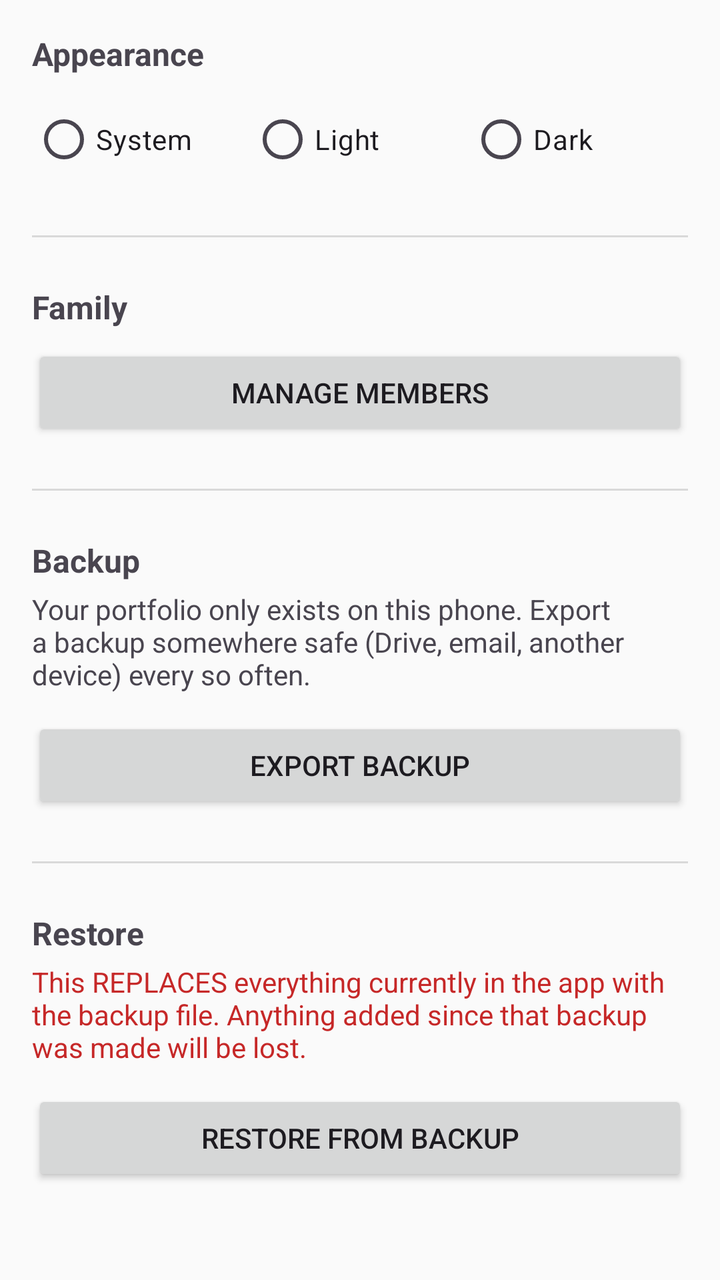
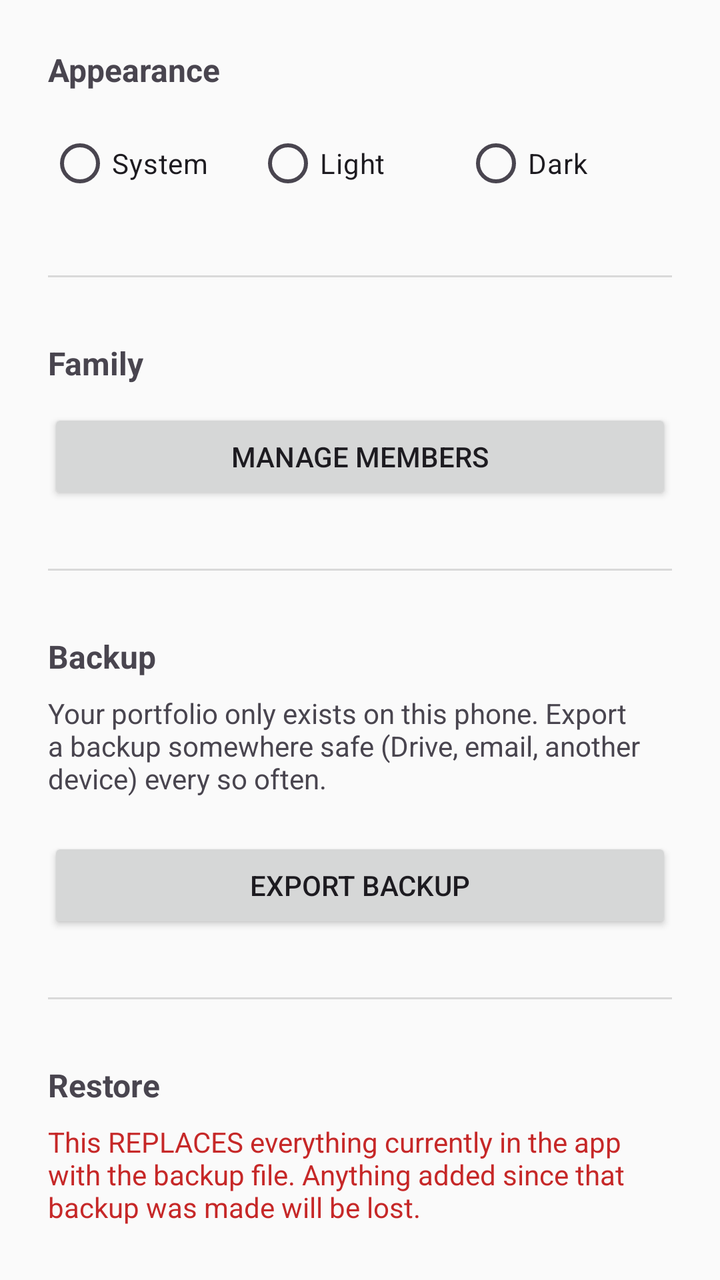

Compare the two renders of this Android layout. The source of the first and the diff that turns it into the second are given below.
<!-- AndroidManifest.xml: application theme Theme.PersonalPortfolio -->
<!-- res/layout/activity_settings.xml -->
<?xml version="1.0" encoding="utf-8"?>
<LinearLayout xmlns:android="http://schemas.android.com/apk/res/android"
    android:layout_width="match_parent"
    android:layout_height="match_parent"
    android:orientation="vertical"
    android:padding="16dp">

    <TextView
        android:layout_width="match_parent"
        android:layout_height="wrap_content"
        android:textSize="16sp"
        android:textStyle="bold"
        android:text="Appearance" />

    <RadioGroup
        android:id="@+id/themeRadioGroup"
        android:layout_width="match_parent"
        android:layout_height="wrap_content"
        android:orientation="horizontal"
        android:layout_marginTop="8dp">

        <RadioButton
            android:id="@+id/themeSystemRadio"
            android:layout_width="0dp"
            android:layout_height="wrap_content"
            android:layout_weight="1"
            android:text="System" />

        <RadioButton
            android:id="@+id/themeLightRadio"
            android:layout_width="0dp"
            android:layout_height="wrap_content"
            android:layout_weight="1"
            android:text="Light" />

        <RadioButton
            android:id="@+id/themeDarkRadio"
            android:layout_width="0dp"
            android:layout_height="wrap_content"
            android:layout_weight="1"
            android:text="Dark" />

    </RadioGroup>

    <View
        android:layout_width="match_parent"
        android:layout_height="1dp"
        android:background="#22000000"
        android:layout_marginTop="24dp"
        android:layout_marginBottom="24dp" />

    <TextView
        android:layout_width="match_parent"
        android:layout_height="wrap_content"
        android:textSize="16sp"
        android:textStyle="bold"
        android:text="Family" />

    <Button
        android:id="@+id/manageMembersButton"
        android:layout_width="match_parent"
        android:layout_height="wrap_content"
        android:layout_marginTop="8dp"
        android:text="Manage Members" />

    <View
        android:layout_width="match_parent"
        android:layout_height="1dp"
        android:background="#22000000"
        android:layout_marginTop="24dp"
        android:layout_marginBottom="24dp" />

    <TextView
        android:layout_width="match_parent"
        android:layout_height="wrap_content"
        android:textSize="16sp"
        android:textStyle="bold"
        android:text="Backup" />

    <TextView
        android:layout_width="match_parent"
        android:layout_height="wrap_content"
        android:layout_marginTop="4dp"
        android:textSize="14sp"
        android:text="Your portfolio only exists on this phone. Export a backup somewhere safe (Drive, email, another device) every so often." />

    <Button
        android:id="@+id/exportButton"
        android:layout_width="match_parent"
        android:layout_height="wrap_content"
        android:layout_marginTop="12dp"
        android:text="Export Backup" />

    <View
        android:layout_width="match_parent"
        android:layout_height="1dp"
        android:background="#22000000"
        android:layout_marginTop="24dp"
        android:layout_marginBottom="24dp" />

    <TextView
        android:layout_width="match_parent"
        android:layout_height="wrap_content"
        android:textSize="16sp"
        android:textStyle="bold"
        android:text="Restore" />

    <TextView
        android:layout_width="match_parent"
        android:layout_height="wrap_content"
        android:layout_marginTop="4dp"
        android:textSize="14sp"
        android:textColor="#C62828"
        android:text="This REPLACES everything currently in the app with the backup file. Anything added since that backup was made will be lost." />

    <Button
        android:id="@+id/importButton"
        android:layout_width="match_parent"
        android:layout_height="wrap_content"
        android:layout_marginTop="12dp"
        android:text="Restore From Backup" />

    <TextView
        android:id="@+id/settingsStatusText"
        android:layout_width="match_parent"
        android:layout_height="wrap_content"
        android:layout_marginTop="16dp"
        android:textSize="14sp" />

</LinearLayout>
<!-- resources referenced by this layout -->
<resources>
  <style name="Theme.PersonalPortfolio" parent="Theme.Material3.DayNight.NoActionBar">
          <item name="colorPrimary">@color/colorPrimary</item>
          <item name="colorPrimaryVariant">@color/colorPrimaryVariant</item>
          <item name="colorOnPrimary">@color/colorOnPrimary</item>
  
          <item name="colorSecondary">@color/colorSecondary</item>
          <item name="colorOnSecondary">@color/colorOnSecondary</item>
  
          <item name="android:colorBackground">@color/colorBackground</item>
          <item name="colorOnBackground">@color/colorOnBackground</item>
  
          <item name="colorSurface">@color/colorSurface</item>
          <item name="colorOnSurface">@color/colorOnSurface</item>
  
          <item name="android:statusBarColor">@color/colorPrimaryVariant</item>
      </style>
  <color name="colorPrimary">#1B5E20</color>
  <color name="colorPrimaryVariant">#0D3B12</color>
  <color name="colorOnPrimary">#FFFFFF</color>
  <color name="colorSecondary">#00897B</color>
  <color name="colorOnSecondary">#FFFFFF</color>
  <color name="colorBackground">#FAFAFA</color>
  <color name="colorOnBackground">#1A1A1A</color>
  <color name="colorSurface">#FFFFFF</color>
  <color name="colorOnSurface">#1A1A1A</color>
</resources>

<!-- the commit's change to res/layout/activity_settings.xml (unified diff, before → after) -->
@@ -3,7 +3,7 @@
     android:layout_width="match_parent"
     android:layout_height="match_parent"
     android:orientation="vertical"
-    android:padding="16dp">
+    android:padding="24dp">
 
     <TextView
         android:layout_width="match_parent"
@@ -17,7 +17,7 @@
         android:layout_width="match_parent"
         android:layout_height="wrap_content"
         android:orientation="horizontal"
-        android:layout_marginTop="8dp">
+        android:layout_marginTop="12dp">
 
         <RadioButton
             android:id="@+id/themeSystemRadio"
@@ -46,8 +46,8 @@
         android:layout_width="match_parent"
         android:layout_height="1dp"
         android:background="#22000000"
-        android:layout_marginTop="24dp"
-        android:layout_marginBottom="24dp" />
+        android:layout_marginTop="32dp"
+        android:layout_marginBottom="32dp" />
 
     <TextView
         android:layout_width="match_parent"
@@ -60,15 +60,15 @@
         android:id="@+id/manageMembersButton"
         android:layout_width="match_parent"
         android:layout_height="wrap_content"
-        android:layout_marginTop="8dp"
+        android:layout_marginTop="12dp"
         android:text="Manage Members" />
 
     <View
         android:layout_width="match_parent"
         android:layout_height="1dp"
         android:background="#22000000"
-        android:layout_marginTop="24dp"
-        android:layout_marginBottom="24dp" />
+        android:layout_marginTop="32dp"
+        android:layout_marginBottom="32dp" />
 
     <TextView
         android:layout_width="match_parent"
@@ -80,7 +80,7 @@
     <TextView
         android:layout_width="match_parent"
         android:layout_height="wrap_content"
-        android:layout_marginTop="4dp"
+        android:layout_marginTop="8dp"
         android:textSize="14sp"
         android:text="Your portfolio only exists on this phone. Export a backup somewhere safe (Drive, email, another device) every so often." />
 
@@ -88,15 +88,15 @@
         android:id="@+id/exportButton"
         android:layout_width="match_parent"
         android:layout_height="wrap_content"
-        android:layout_marginTop="12dp"
+        android:layout_marginTop="20dp"
         android:text="Export Backup" />
 
     <View
         android:layout_width="match_parent"
         android:layout_height="1dp"
         android:background="#22000000"
-        android:layout_marginTop="24dp"
-        android:layout_marginBottom="24dp" />
+        android:layout_marginTop="32dp"
+        android:layout_marginBottom="32dp" />
 
     <TextView
         android:layout_width="match_parent"
@@ -108,7 +108,7 @@
     <TextView
         android:layout_width="match_parent"
         android:layout_height="wrap_content"
-        android:layout_marginTop="4dp"
+        android:layout_marginTop="8dp"
         android:textSize="14sp"
         android:textColor="#C62828"
         android:text="This REPLACES everything currently in the app with the backup file. Anything added since that backup was made will be lost." />
@@ -117,14 +117,14 @@
         android:id="@+id/importButton"
         android:layout_width="match_parent"
         android:layout_height="wrap_content"
-        android:layout_marginTop="12dp"
+        android:layout_marginTop="20dp"
         android:text="Restore From Backup" />
 
     <TextView
         android:id="@+id/settingsStatusText"
         android:layout_width="match_parent"
         android:layout_height="wrap_content"
-        android:layout_marginTop="16dp"
+        android:layout_marginTop="24dp"
         android:textSize="14sp" />
 
 </LinearLayout>
